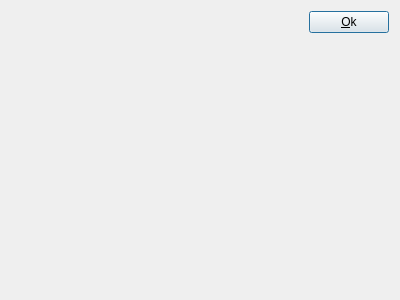
First picture: the form in arkhorclient/gui/optionchooser.ui, repository kingnak/arkhor, before the edit.
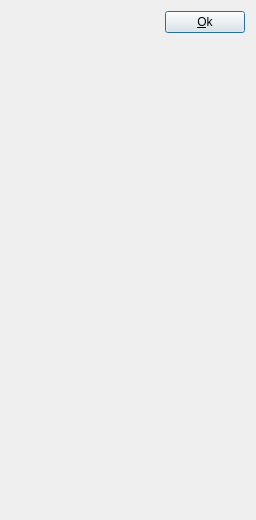
Second picture: the form after the edit.

What changed in the file:
```diff
--- a/arkhorclient/gui/optionchooser.ui
+++ b/arkhorclient/gui/optionchooser.ui
@@ -6,8 +6,8 @@
    <rect>
     <x>0</x>
     <y>0</y>
-    <width>400</width>
-    <height>300</height>
+    <width>256</width>
+    <height>520</height>
    </rect>
   </property>
   <property name="windowTitle">
```
